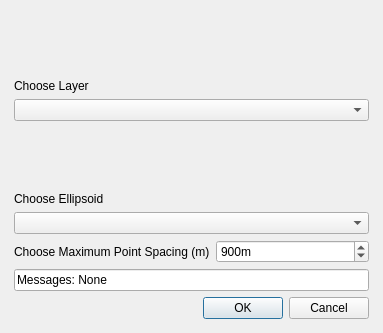
Before: the Qt Designer form geodesic_densifier_dialog_base.ui in GeoscienceAustralia/GeodesicDensifier, drawn with Qt 5.
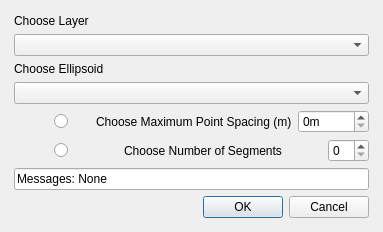
After: the same form once the commit is applied. Custom widgets are drawn as their Qt base class.

Commit message: added ability to specify number of segments OR segment length

Patch:
```diff
--- a/geodesic_densifier_dialog_base.ui
+++ b/geodesic_densifier_dialog_base.ui
@@ -7,7 +7,7 @@
     <x>0</x>
     <y>0</y>
     <width>383</width>
-    <height>333</height>
+    <height>227</height>
    </rect>
   </property>
   <property name="windowTitle">
@@ -28,41 +28,6 @@
      <property name="bottomMargin">
       <number>3</number>
      </property>
-     <item row="3" column="0">
-      <layout class="QVBoxLayout" name="messageLayout">
-       <item>
-        <widget class="QLineEdit" name="messageBox">
-         <property name="text">
-          <string>Messages: None</string>
-         </property>
-        </widget>
-       </item>
-      </layout>
-     </item>
-     <item row="2" column="0">
-      <layout class="QHBoxLayout" name="spacingLayout">
-       <item>
-        <widget class="QLabel" name="spacingLabel">
-         <property name="text">
-          <string>Choose Maximum Point Spacing (m)</string>
-         </property>
-        </widget>
-       </item>
-       <item>
-        <widget class="QSpinBox" name="spacingSpinBox">
-         <property name="suffix">
-          <string>m</string>
-         </property>
-         <property name="maximum">
-          <number>10000</number>
-         </property>
-         <property name="value">
-          <number>900</number>
-         </property>
-        </widget>
-       </item>
-      </layout>
-     </item>
      <item row="0" column="0">
       <layout class="QVBoxLayout" name="layerLayout">
        <item>
@@ -80,6 +45,17 @@
        </item>
       </layout>
      </item>
+     <item row="5" column="0">
+      <layout class="QVBoxLayout" name="messageLayout">
+       <item>
+        <widget class="QLineEdit" name="messageBox">
+         <property name="text">
+          <string>Messages: None</string>
+         </property>
+        </widget>
+       </item>
+      </layout>
+     </item>
      <item row="1" column="0">
       <layout class="QVBoxLayout" name="ellipsoidLayout">
        <item>
@@ -97,7 +73,7 @@
        </item>
       </layout>
      </item>
-     <item row="4" column="0">
+     <item row="6" column="0">
       <widget class="QDialogButtonBox" name="button_box">
        <property name="orientation">
         <enum>Qt::Horizontal</enum>
@@ -107,6 +83,139 @@
        </property>
       </widget>
      </item>
+     <item row="2" column="0">
+      <layout class="QVBoxLayout" name="verticalLayout">
+       <item>
+        <layout class="QHBoxLayout" name="spacingLayout">
+         <item>
+          <spacer name="horizontalSpacer">
+           <property name="orientation">
+            <enum>Qt::Horizontal</enum>
+           </property>
+           <property name="sizeType">
+            <enum>QSizePolicy::Fixed</enum>
+           </property>
+           <property name="sizeHint" stdset="0">
+            <size>
+             <width>40</width>
+             <height>20</height>
+            </size>
+           </property>
+          </spacer>
+         </item>
+         <item>
+          <widget class="QRadioButton" name="spacingRadioButton">
+           <property name="text">
+            <string/>
+           </property>
+           <property name="checked">
+            <bool>false</bool>
+           </property>
+          </widget>
+         </item>
+         <item>
+          <spacer name="horizontalSpacer_2">
+           <property name="orientation">
+            <enum>Qt::Horizontal</enum>
+           </property>
+           <property name="sizeHint" stdset="0">
+            <size>
+             <width>40</width>
+             <height>20</height>
+            </size>
+           </property>
+          </spacer>
+         </item>
+         <item>
+          <widget class="QLabel" name="spacingLabel">
+           <property name="text">
+            <string>Choose Maximum Point Spacing (m)</string>
+           </property>
+          </widget>
+         </item>
+         <item>
+          <widget class="QSpinBox" name="spacingSpinBox">
+           <property name="suffix">
+            <string>m</string>
+           </property>
+           <property name="maximum">
+            <number>10000</number>
+           </property>
+           <property name="value">
+            <number>0</number>
+           </property>
+          </widget>
+         </item>
+        </layout>
+       </item>
+       <item>
+        <layout class="QHBoxLayout" name="segmentsLayout">
+         <item>
+          <spacer name="segmentsHorizontalSpacer">
+           <property name="orientation">
+            <enum>Qt::Horizontal</enum>
+           </property>
+           <property name="sizeType">
+            <enum>QSizePolicy::Fixed</enum>
+           </property>
+           <property name="sizeHint" stdset="0">
+            <size>
+             <width>40</width>
+             <height>20</height>
+            </size>
+           </property>
+          </spacer>
+         </item>
+         <item>
+          <widget class="QRadioButton" name="segmentsRadioButton">
+           <property name="text">
+            <string/>
+           </property>
+          </widget>
+         </item>
+         <item>
+          <spacer name="horizontalSpacer_4">
+           <property name="orientation">
+            <enum>Qt::Horizontal</enum>
+           </property>
+           <property name="sizeHint" stdset="0">
+            <size>
+             <width>40</width>
+             <height>20</height>
+            </size>
+           </property>
+          </spacer>
+         </item>
+         <item>
+          <widget class="QLabel" name="segmentsLabel">
+           <property name="text">
+            <string>Choose Number of Segments</string>
+           </property>
+          </widget>
+         </item>
+         <item>
+          <spacer name="horizontalSpacer_3">
+           <property name="orientation">
+            <enum>Qt::Horizontal</enum>
+           </property>
+           <property name="sizeType">
+            <enum>QSizePolicy::Fixed</enum>
+           </property>
+           <property name="sizeHint" stdset="0">
+            <size>
+             <width>40</width>
+             <height>20</height>
+            </size>
+           </property>
+          </spacer>
+         </item>
+         <item>
+          <widget class="QSpinBox" name="segmentsSpinBox"/>
+         </item>
+        </layout>
+       </item>
+      </layout>
+     </item>
     </layout>
    </item>
   </layout>
```
Left out of the diff: 2 changed lines with no effect on the pictures. The commit also changes 2 other files.
